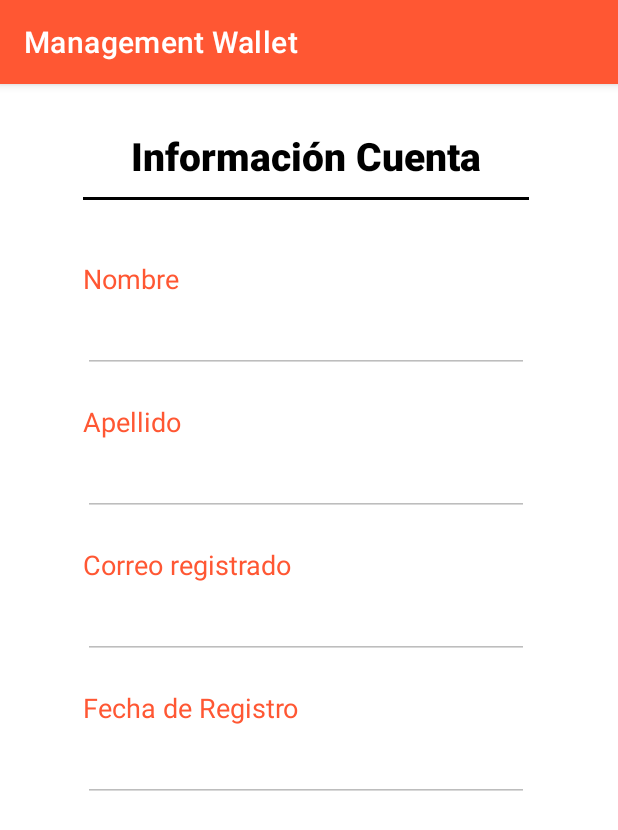
After one commit to JuanGaleano14/ManagementWaller, an Android app: the CuentaActivity screen opened directly, with no data from a screen before it, on a phone screen of 412 x 824 dp. The commit adds this screen. Shown: the top 830 px of the screen. Run offline under Robolectric (Android 15) with nearby library versions, the phone set to English and light mode, and no system bars; our stand-ins replace Firebase (no records; nobody signed in at launch, a user with empty details on screens opened directly); 3 statements that could not run were skipped.

Commit message:
Creación de pantalla CUENTA USUARIO

```diff
--- a/app/src/main/AndroidManifest.xml
+++ b/app/src/main/AndroidManifest.xml
@@ -16,6 +16,7 @@
         <activity android:name=".HomeActivity" />
         <activity android:name=".RegisterActivity" />
         <activity android:name=".RegistrarMovimientosActivity" />
+        <activity android:name=".CuentaActivity" />
         <activity android:name=".LoginActivity">
             <intent-filter>
                 <action android:name="android.intent.action.MAIN" />
--- /dev/null
+++ b/app/src/main/java/com/example/managementwallet/CuentaActivity.kt
@@ -0,0 +1,56 @@
+package com.example.managementwallet
+
+import android.app.DatePickerDialog
+import android.content.Intent
+import android.os.Bundle
+import android.util.Log
+import android.view.View
+import android.widget.DatePicker
+import android.widget.EditText
+import android.widget.TextView
+import androidx.appcompat.app.AppCompatActivity
+import com.google.firebase.Timestamp
+import com.google.firebase.firestore.FirebaseFirestore
+import java.text.SimpleDateFormat
+import java.util.*
+
+class CuentaActivity : AppCompatActivity() {
+    private lateinit var etNombre: EditText
+    private lateinit var etApellido: EditText
+    private lateinit var etCorreo: EditText
+    private lateinit var etFechaRegistro: EditText
+    private var db: FirebaseFirestore = FirebaseFirestore.getInstance()
+    private val TAG = "CuentaActivity"
+
+    override fun onCreate(savedInstanceState: Bundle?) {
+        super.onCreate(savedInstanceState)
+        setContentView(R.layout.activity_cuenta_usuario)
+
+        etNombre = findViewById(R.id.etNombre)
+        etApellido = findViewById(R.id.etApellido)
+        etCorreo = findViewById(R.id.etCorreo)
+        etFechaRegistro = findViewById(R.id.etFechaRegistro)
+
+        etNombre.isEnabled = false
+        etApellido.isEnabled = false
+        etCorreo.isEnabled = false
+        etFechaRegistro.isEnabled = false
+        consultarDatosUsuario()
+    }
+
+    fun consultarDatosUsuario() {
+
+        db.collection("usuario_caja")
+            .document(LoginActivity.objDatosSesionUsuario.correoUsuario)
+            .get()
+            .addOnSuccessListener { resultado ->
+                etNombre.setText(resultado["nombre_usuario"].toString())
+                etApellido.setText(resultado["apellido_usuario"].toString())
+                etCorreo.setText(LoginActivity.objDatosSesionUsuario.correoUsuario)
+                etFechaRegistro.setText(resultado["fecha_registro"].toString())
+            }
+            .addOnFailureListener { exception ->
+                Log.i(TAG, "Error en consultar usuario")
+            }
+    }
+}
--- a/app/src/main/java/com/example/managementwallet/HomeActivity.kt
+++ b/app/src/main/java/com/example/managementwallet/HomeActivity.kt
@@ -130,7 +130,7 @@ class HomeActivity : AppCompatActivity() {
     }
 
     fun irRegisterMov(view: View) {
-        val irRegister = Intent(this, RegistrarMovimientosActivity::class.java)
+        val irRegister = Intent(this, CuentaActivity::class.java)
         startActivity(irRegister)
         //finish()
     }
--- a/app/src/main/java/com/example/managementwallet/RegisterActivity.kt
+++ b/app/src/main/java/com/example/managementwallet/RegisterActivity.kt
@@ -12,6 +12,8 @@ import com.google.firebase.auth.FirebaseUser
 import com.google.firebase.database.DatabaseReference
 import com.google.firebase.database.FirebaseDatabase
 import com.google.firebase.firestore.FirebaseFirestore
+import java.text.SimpleDateFormat
+import java.util.*
 
 
 class RegisterActivity : AppCompatActivity() {
@@ -28,6 +30,9 @@ class RegisterActivity : AppCompatActivity() {
     private lateinit var auth: FirebaseAuth
     private lateinit var checkReg: CheckBox
     private val TAG = "RegisterActivity"
+
+    var fechaActual: Calendar = Calendar.getInstance()
+    private val sdf = SimpleDateFormat("yyyy-MM-dd", Locale("es_ES"))
 
     override fun onCreate(savedInstanceState: Bundle?) {
         super.onCreate(savedInstanceState)
@@ -94,6 +99,7 @@ class RegisterActivity : AppCompatActivity() {
             val usuarioCaja = hashMapOf(
                 "nombre_usuario" to editTextName.text.toString(),
                 "apellido_usuario" to editTextLast.text.toString(),
+                "fecha_registro" to sdf.format(fechaActual.time).toString(),
                 "caja" to 0
             )
 
--- /dev/null
+++ b/app/src/main/res/layout/activity_cuenta_usuario.xml
@@ -0,0 +1,110 @@
+<?xml version="1.0" encoding="utf-8"?>
+<LinearLayout xmlns:android="http://schemas.android.com/apk/res/android"
+    xmlns:app="http://schemas.android.com/apk/res-auto"
+    xmlns:tools="http://schemas.android.com/tools"
+    android:layout_width="match_parent"
+    android:layout_height="match_parent"
+    android:orientation="vertical"
+    tools:context=".CuentaActivity">
+
+
+    <LinearLayout
+        android:layout_width="297dp"
+        android:layout_height="wrap_content"
+        android:layout_marginStart="55dp"
+        android:layout_marginTop="30dp"
+        android:focusable="true"
+        android:focusableInTouchMode="true"
+        android:orientation="vertical">
+
+        <TextView
+            android:layout_width="wrap_content"
+            android:layout_height="wrap_content"
+            android:layout_gravity="center"
+            android:layout_marginBottom="10dp"
+            android:fontFamily="sans-serif-black"
+            android:text="@string/lbl_informacion_cuenta"
+            android:textColor="@color/black"
+            android:textSize="26sp" />
+
+        <View
+            android:layout_width="match_parent"
+            android:layout_height="2dp"
+            android:layout_marginBottom="20dp"
+            android:background="#000000" />
+
+        <TextView
+            android:layout_width="wrap_content"
+            android:layout_height="wrap_content"
+            android:layout_marginTop="20dp"
+            android:fontFamily="sans-serif"
+            android:text="@string/lbl_cuenta_nombre"
+            android:textColor="@color/purple_500"
+            android:textSize="18sp" />
+
+        <EditText
+            android:id="@+id/etNombre"
+            android:layout_width="match_parent"
+            android:layout_height="wrap_content"
+            android:layout_marginTop="5dp"
+            android:focusable="false"
+            android:inputType="none"
+            android:textSize="18sp" />
+
+        <TextView
+            android:layout_width="wrap_content"
+            android:layout_height="wrap_content"
+            android:layout_marginTop="20dp"
+            android:fontFamily="sans-serif"
+            android:text="@string/lbl_cuenta_apellido"
+            android:textColor="@color/purple_500"
+            android:textSize="18sp" />
+
+        <EditText
+            android:id="@+id/etApellido"
+            android:layout_width="match_parent"
+            android:layout_height="wrap_content"
+            android:layout_marginTop="5dp"
+            android:focusable="false"
+            android:inputType="none"
+            android:textSize="18sp" />
+
+        <TextView
+            android:layout_width="wrap_content"
+            android:layout_height="wrap_content"
+            android:layout_marginTop="20dp"
+            android:fontFamily="sans-serif"
+            android:text="@string/lbl_cuenta_correo_registrado"
+            android:textColor="@color/purple_500"
+            android:textSize="18sp" />
+
+        <EditText
+            android:id="@+id/etCorreo"
+            android:layout_width="match_parent"
+            android:layout_height="wrap_content"
+            android:layout_marginTop="5dp"
+            android:focusable="false"
+            android:inputType="none"
+            android:textSize="18sp" />
+
+        <TextView
+            android:layout_width="wrap_content"
+            android:layout_height="wrap_content"
+            android:layout_marginTop="20dp"
+            android:fontFamily="sans-serif"
+            android:text="@string/lbl_cuenta_fecha_de_registro"
+            android:textColor="@color/purple_500"
+            android:textSize="18sp" />
+
+        <EditText
+            android:id="@+id/etFechaRegistro"
+            android:layout_width="match_parent"
+            android:layout_height="wrap_content"
+            android:layout_marginTop="5dp"
+            android:focusable="false"
+            android:inputType="none"
+            android:textSize="18sp" />
+
+    </LinearLayout>
+
+</LinearLayout>
--- a/app/src/main/res/layout/activity_registrar_movimientos.xml
+++ b/app/src/main/res/layout/activity_registrar_movimientos.xml
@@ -5,7 +5,7 @@
     android:layout_width="match_parent"
     android:layout_height="match_parent"
     android:orientation="vertical"
-    tools:context=".RegistrarMovimientosActivity">
+    tools:context=".CuentaActivity">
 
 
     <LinearLayout
--- a/app/src/main/res/values/strings.xml
+++ b/app/src/main/res/values/strings.xml
@@ -25,6 +25,11 @@
     <string name="et_label_fecha">Fecha</string>
     <string name="et_label_valor">Valor movimiento</string>
     <string name="btn_label_register_mov">Registrar</string>
+    <string name="lbl_informacion_cuenta">Información Cuenta</string>
+    <string name="lbl_cuenta_nombre">Nombre</string>
+    <string name="lbl_cuenta_apellido">Apellido</string>
+    <string name="lbl_cuenta_correo_registrado">Correo registrado</string>
+    <string name="lbl_cuenta_fecha_de_registro">Fecha de Registro</string>
 
     <string-array name="egresos_array">
         <item>Seleccione un concepto…</item>
```
